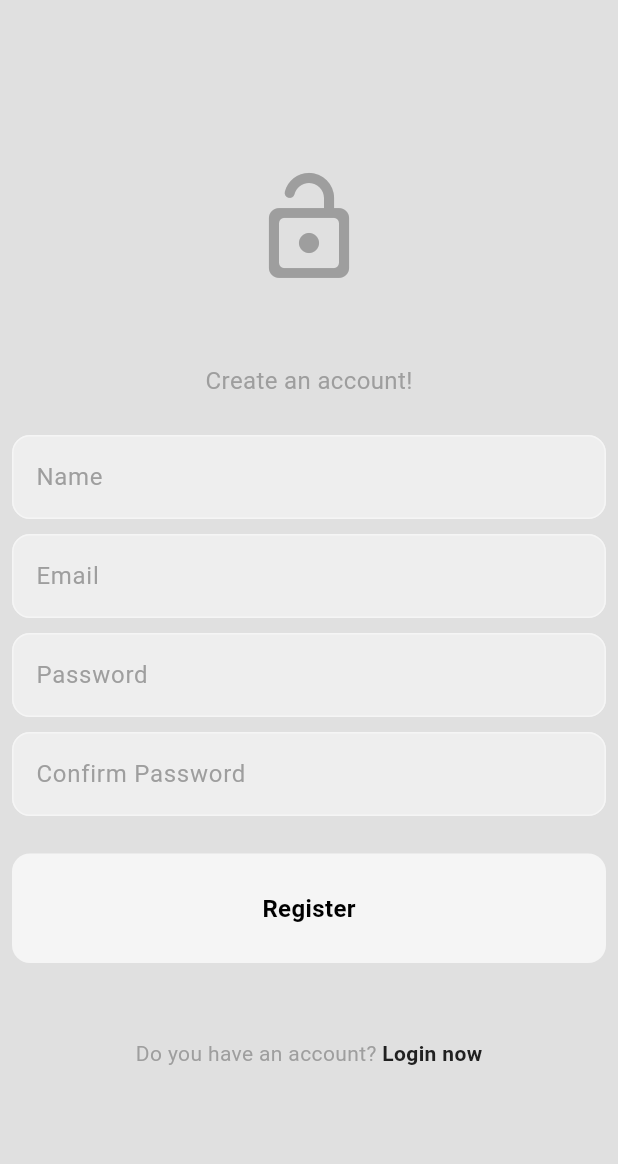
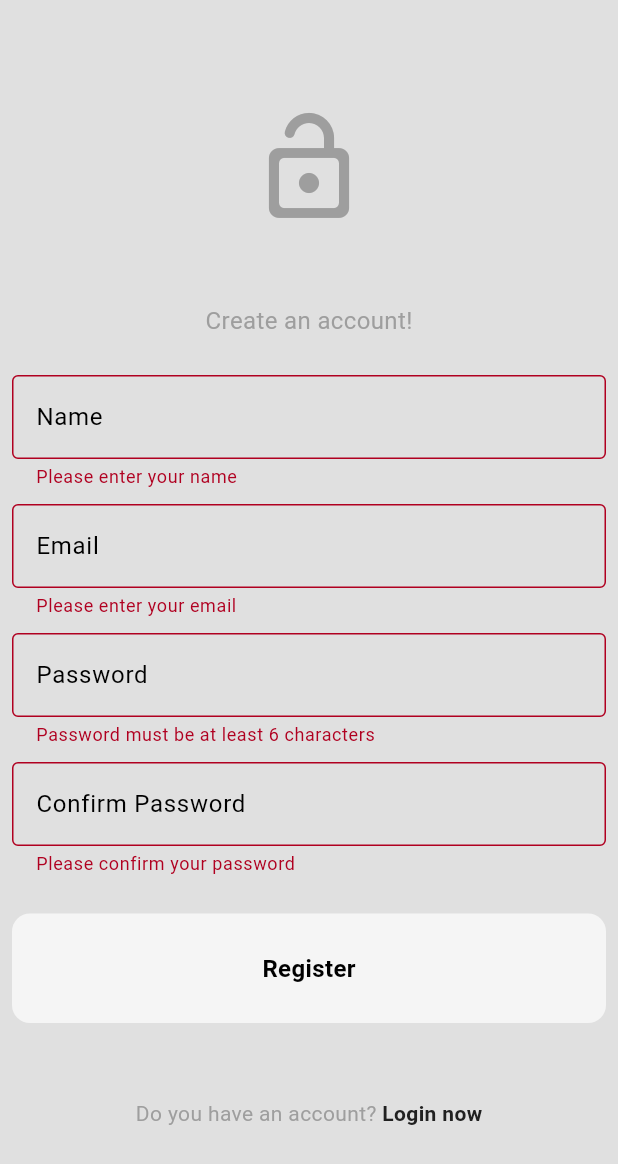
Before and after one commit to himeshapathirana/fluttersocialmedia, a Flutter app: the screen it shows after launch, after a tap on "Register now", after a tap on "Register", on a phone screen of 412 x 824 dp. Shown: the top 1164 px of the screen. Run offline on Flutter 3.47's test engine with Material 3 defaults, Android fonts, the phone set to English and light mode, and no system bars; our stand-ins replace cloud_firestore, firebase_auth, firebase_core, flutter_bloc; accounts and stored records are empty.

Commit message:
reg users

```diff
--- a/lib/app.dart
+++ b/lib/app.dart
@@ -31,6 +31,7 @@ class MyApp extends StatelessWidget {
         theme: lightMode,
         home: BlocConsumer<AuthCubit, AuthState>(
           builder: (context, authState) {
+            print(authState);
             // Replace with proper logging if needed
 
             if (authState is Unauthenticated) {
--- a/lib/features/auth/presentation/pages/register_page.dart
+++ b/lib/features/auth/presentation/pages/register_page.dart
@@ -1,7 +1,6 @@
 import 'package:flutter/material.dart';
 import 'package:flutter_bloc/flutter_bloc.dart';
 import 'package:socialmediaf/features/auth/presentation/components/my_button.dart';
-import 'package:socialmediaf/features/auth/presentation/components/my_text_field.dart';
 import 'package:socialmediaf/features/auth/presentation/cubit/auth_cubit.dart';
 
 class RegisterPage extends StatefulWidget {
@@ -13,36 +12,36 @@ class RegisterPage extends StatefulWidget {
 }
 
 class _RegisterPageState extends State<RegisterPage> {
-  //text controller
+  // text controllers
   final nameController = TextEditingController();
   final emailController = TextEditingController();
   final pwController = TextEditingController();
   final confirmPwController = TextEditingController();
 
+  final _formKey = GlobalKey<FormState>();
+
   void register() {
+    if (_formKey.currentState!.validate()) {
+      // Dismiss the keyboard
+      FocusScope.of(context).unfocus();
+
       final String name = nameController.text.trim();
       final String email = emailController.text.trim();
       final String pw = pwController.text.trim();
       final String confpw = confirmPwController.text.trim();
 
-    // Dismiss the keyboard
-    FocusScope.of(context).unfocus();
-
       final authCubit = context.read<AuthCubit>();
 
-    if (email.isNotEmpty &&
-        name.isNotEmpty &&
-        pw.isNotEmpty &&
-        confpw.isNotEmpty) {
       if (pw == confpw) {
         authCubit.register(name, email, pw);
       } else {
         ScaffoldMessenger.of(context).showSnackBar(
-            const SnackBar(content: Text("Passwords do not match!")));
+          const SnackBar(
+            content: Text("Passwords do not match!"),
+            behavior: SnackBarBehavior.floating,
+          ),
+        );
       }
-    } else {
-      ScaffoldMessenger.of(context).showSnackBar(
-          const SnackBar(content: Text("Please complete all the fields")));
     }
   }
 
@@ -63,6 +62,8 @@ class _RegisterPageState extends State<RegisterPage> {
           child: SingleChildScrollView(
             child: Padding(
               padding: const EdgeInsets.all(8.0),
+              child: Form(
+                key: _formKey,
                 child: Column(
                   mainAxisAlignment: MainAxisAlignment.center,
                   children: [
@@ -80,28 +81,52 @@ class _RegisterPageState extends State<RegisterPage> {
                       ),
                     ),
                     const SizedBox(height: 25),
-                  MyTextField(
+                    TextFormField(
                       controller: nameController,
+                      decoration: InputDecoration(
                         hintText: "Name",
-                    obscureText: false,
+                        border: OutlineInputBorder(),
+                      ),
+                      validator: (value) =>
+                          value!.isEmpty ? "Please enter your name" : null,
                     ),
                     const SizedBox(height: 10),
-                  MyTextField(
+                    TextFormField(
                       controller: emailController,
+                      decoration: InputDecoration(
                         hintText: "Email",
-                    obscureText: false,
+                        border: OutlineInputBorder(),
+                      ),
+                      validator: (value) => value!.isEmpty
+                          ? "Please enter your email"
+                          : (!RegExp(r'^[\w-\.]+@([\w-]+\.)+[\w-]{2,4}$')
+                                  .hasMatch(value)
+                              ? "Enter a valid email"
+                              : null),
                     ),
                     const SizedBox(height: 10),
-                  MyTextField(
+                    TextFormField(
                       controller: pwController,
+                      obscureText: true,
+                      decoration: InputDecoration(
                         hintText: "Password",
-                    obscureText: true,
+                        border: OutlineInputBorder(),
+                      ),
+                      validator: (value) => value!.length < 6
+                          ? "Password must be at least 6 characters"
+                          : null,
                     ),
                     const SizedBox(height: 10),
-                  MyTextField(
+                    TextFormField(
                       controller: confirmPwController,
+                      obscureText: true,
+                      decoration: InputDecoration(
                         hintText: "Confirm Password",
-                    obscureText: true,
+                        border: OutlineInputBorder(),
+                      ),
+                      validator: (value) => value!.isEmpty
+                          ? "Please confirm your password"
+                          : null,
                     ),
                     const SizedBox(height: 25),
                     MyButton(
@@ -118,11 +143,12 @@ class _RegisterPageState extends State<RegisterPage> {
                               color: Theme.of(context).colorScheme.primary),
                         ),
                         GestureDetector(
-                        onTap: widget.togglePage?.call,
+                          onTap: widget.togglePage,
                           child: Text(
                             " Login now",
                             style: TextStyle(
-                            color: Theme.of(context).colorScheme.inversePrimary,
+                              color:
+                                  Theme.of(context).colorScheme.inversePrimary,
                               fontWeight: FontWeight.bold,
                             ),
                           ),
@@ -135,6 +161,7 @@ class _RegisterPageState extends State<RegisterPage> {
             ),
           ),
         ),
+      ),
     );
   }
 }
--- a/lib/main.dart
+++ b/lib/main.dart
@@ -1,17 +1,16 @@
 import 'package:firebase_core/firebase_core.dart';
 import 'package:flutter/material.dart';
-import 'package:socialmediaf/features/auth/presentation/pages/auth_page.dart';
+import 'package:socialmediaf/app.dart';
 import 'package:socialmediaf/firebase_options.dart';
-import 'package:socialmediaf/theme/light_model.dart';
 
 void main() async {
   //firebase
   WidgetsFlutterBinding.ensureInitialized();
   await Firebase.initializeApp(options: DefaultFirebaseOptions.currentPlatform);
-  runApp(const MyApp());
+  runApp(MyApp());
 }
 
-class MyApp extends StatelessWidget {
+/*class MyApp extends StatelessWidget {
   const MyApp({super.key});
   @override
   Widget build(BuildContext context) {
@@ -20,5 +19,4 @@ class MyApp extends StatelessWidget {
       theme: lightMode,
       home: const AuthPage(),
     );
-  }
-}
+  }*/
```
Also changed, not shown: lib/features/auth/presentation/pages/login_page.dart (+10 -11 lines). Lines whose indentation alone changed are shown as unchanged.
